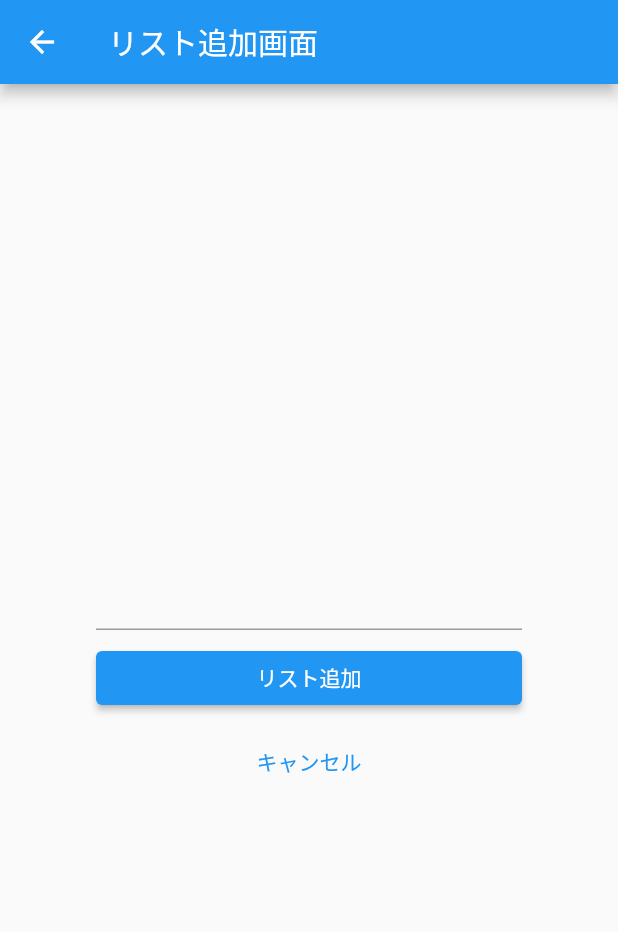
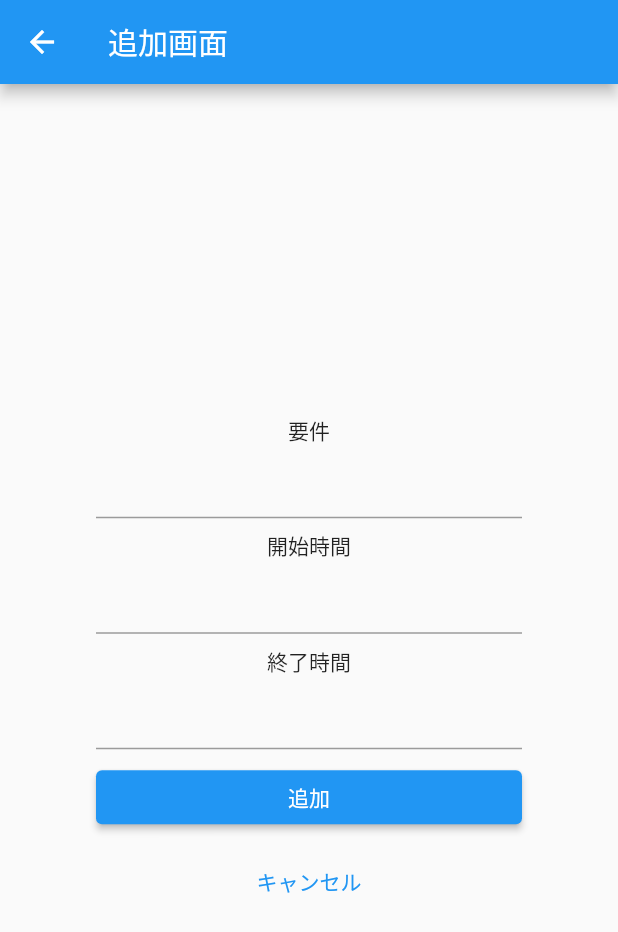
Before and after one commit to Jiko1m2p3/calendar1, a Flutter app: the screen it shows after launch, after a tap on the "add" icon, on a phone screen of 412 x 824 dp. Shown: the top 932 px of the screen. Run offline on Flutter 3.47's test engine with Material 2 defaults, Android fonts, the phone set to English and light mode, and no system bars; our stand-ins replace syncfusion_flutter_calendar.

Commit message:
今日の進捗

```diff
--- a/myapp/lib/main.dart
+++ b/myapp/lib/main.dart
@@ -117,19 +117,7 @@ class _MyHomePageState extends State<MyHomePage> {
     _nameCollection.add('Tia');
     _nameCollection.add('Theresa');
     _nameCollection.add('Edith');
-    _nameCollection.add('Brooklyn');
-    _nameCollection.add('James William');
     _nameCollection.add('Sophia');
-    _nameCollection.add('Elena');
-    _nameCollection.add('Stephen');
-    _nameCollection.add('Zoey Addison');
-    _nameCollection.add('Daniel');
-    _nameCollection.add('Emilia');
-    _nameCollection.add('Kinsley Elena');
-    _nameCollection.add('Daniel');
-    _nameCollection.add('William');
-    _nameCollection.add('Addison');
-    _nameCollection.add('Ruby');
   }
 
   void _addResources() {
@@ -147,7 +135,7 @@ class _MyHomePageState extends State<MyHomePage> {
   void _addAppointmentDetails() {
     _subjectCollection = <String>[];
     _subjectCollection.add('General Meeting');
-    _subjectCollection.add('Plan Execution');
+    _subjectCollection.add('アルバイト');
     _subjectCollection.add('Project Plan');
     _subjectCollection.add('Consulting');
     _subjectCollection.add('Support');
@@ -186,6 +174,7 @@ class _MyHomePageState extends State<MyHomePage> {
         if (_employeeIds.length > 1 && k % 2 == 0) {
           continue;
         }
+        //以下が時間とか名前とかの追加画面？
         for (int j = 0; j < 2; j++) {
           final DateTime date = DateTime.now().add(Duration(days: k + j));
           int startHour = 9 + random.nextInt(6);
@@ -196,7 +185,7 @@ class _MyHomePageState extends State<MyHomePage> {
           _shiftCollection.add(Appointment(
               startTime: _shiftStartTime,
               endTime: _shiftStartTime.add(const Duration(hours: 1)),
-              subject: _subjectCollection[random.nextInt(8)],
+              subject: _subjectCollection[1],
               color: _colorCollection[random.nextInt(8)],
               startTimeZone: '',
               endTimeZone: '',
@@ -236,6 +225,7 @@ class _MyHomePageState extends State<MyHomePage> {
                     <CalendarResource>[resource]);
               },
             ),
+            /*
             TextButton(
               child: const Text('Remove resource'),
               onPressed: () {
@@ -259,6 +249,7 @@ class _MyHomePageState extends State<MyHomePage> {
                     _employeeCollection);
               },
             ),
+            */
             Expanded(
               child: SfCalendar(
                 view: CalendarView.timelineWeek,
@@ -278,6 +269,9 @@ class _MyHomePageState extends State<MyHomePage> {
               return TodoAddPage();
             }),
           );
+          if (newListText != null) {
+            int time = int.parse(newListText);
+          }
         },
         child: Icon(Icons.add),
       ),
@@ -291,20 +285,28 @@ class TodoAddPage extends StatefulWidget {
 
 class _TodoAddPageState extends State<TodoAddPage> {
   // 入力されたテキストをデータとして持つ
+  //このページで入力したデータをもとにアポイントメントを作成して、その配列？を渡す
   String _text = '';
+  int start = 0;
+  int end = 0;
+  String t1 = '';
+  String t2 = '';
+
   @override
   Widget build(BuildContext context) {
     return Scaffold(
         appBar: AppBar(
-          title: Text('リスト追加画面'),
+          title: Text('追加画面'),
         ),
         body: Container(
             padding: EdgeInsets.all(64),
             child: Column(
               mainAxisAlignment: MainAxisAlignment.center,
               children: [
-                Text(_text, style: TextStyle(color: Colors.blue)),
+                //Text(_text, style: TextStyle(color: Colors.blue)),
+                //DatetimePicker で入力欄を作成する
                 const SizedBox(height: 8),
+                Text('要件'),
                 TextField(
                   onChanged: (String value) {
                     setState(() {
@@ -312,6 +314,25 @@ class _TodoAddPageState extends State<TodoAddPage> {
                     });
                   },
                 ),
+                const SizedBox(height: 8),
+                Text('開始時間'),
+                TextField(
+                  onChanged: (String value2) {
+                    setState(() {
+                      t1 = value2;
+                    });
+                  },
+                ),
+                const SizedBox(height: 8),
+                Text('終了時間'),
+                TextField(
+                  onChanged: (String value3) {
+                    setState(() {
+                      t2 = value3;
+                    });
+                  },
+                ),
+
                 const SizedBox(
                   //リスト追加ボタン
                   height: 8,
@@ -320,9 +341,10 @@ class _TodoAddPageState extends State<TodoAddPage> {
                   width: double.infinity,
                   child: ElevatedButton(
                     onPressed: () {
+                      //appointmentがたの変数をつくって、それを返す
                       Navigator.of(context).pop(_text);
                     },
-                    child: Text('リスト追加', style: TextStyle(color: Colors.white)),
+                    child: Text('追加', style: TextStyle(color: Colors.white)),
                   ),
                 ),
                 const SizedBox(
```
